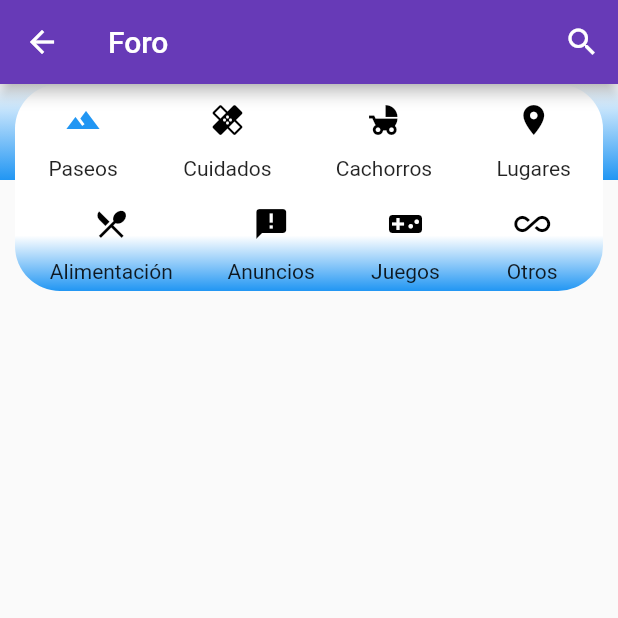
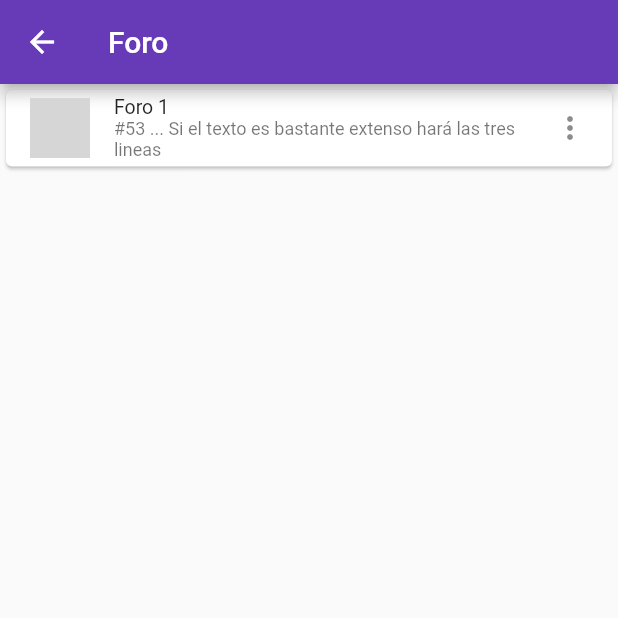
Before and after one commit to m60miguel/NewbiePets, a Flutter app: the ForumPage screen opened directly, on a phone screen of 412 x 824 dp, the top half of it. Run offline on Flutter 3.47's test engine with Material 2 defaults, Android fonts, the phone set to English and light mode, and no system bars; our stand-ins replace google_maps_flutter; network calls fail; grey boxes are pictures that could not be loaded.

Commit message:
Change Style Forum v1

```diff
--- a/newbiepets_flutter/lib/pages/forum.dart
+++ b/newbiepets_flutter/lib/pages/forum.dart
@@ -1,173 +1,42 @@
 import 'package:flutter/material.dart';
 
 class ForumPage extends StatefulWidget {
-  @override
-  _ForumPageState createState() => new _ForumPageState();
+  ForumPage({Key key}) : super(key: key);
+
+  ForumPageState createState() => ForumPageState();
 }
 
-class _ForumPageState extends State<ForumPage> {
-  /// Top Icons
-  var topCategoyIcons = new Container(
-    alignment: Alignment.center,
-    decoration: new BoxDecoration(
-        gradient: new LinearGradient(
-      colors: [Colors.white, Colors.blue],
-      begin: const FractionalOffset(0.0, 0.0),
-      end: const FractionalOffset(0.0, 1.0),
-      stops: [0.0, 1.0],
-      tileMode: TileMode.clamp,
-    )),
-    child: new Container(
-      alignment: Alignment.bottomCenter,
-      margin: const EdgeInsets.symmetric(
-        horizontal: 10.0,
-        vertical: 0.0,
-      ),
-      decoration: new BoxDecoration(
-        color: Colors.white,
-        // border: new Border.all(color: Colors.black, width: 1.0),
-        borderRadius: new BorderRadius.only(
-          topLeft: new Radius.circular(30.0),
-          topRight: new Radius.circular(30.0),
-        ),
-      ),
-      child: new Row(
-        mainAxisAlignment: MainAxisAlignment.spaceAround,
-        crossAxisAlignment: CrossAxisAlignment.center,
-        children: <Widget>[
-          new CategoryIcon(Icons.landscape, "Paseos", true),
-          new CategoryIcon(Icons.healing, "Cuidados", false),
-          new CategoryIcon(Icons.child_friendly, "Cachorros", false),
-          new CategoryIcon(Icons.place, "Lugares", false),
-        ],
-      ),
-    ),
-  );
-
-  var categoryMetric = new Container(
-    padding: const EdgeInsets.all(5.0),
-    margin: const EdgeInsets.fromLTRB(10.0, 0.0, 10.0, 15.0),
-    decoration: new BoxDecoration(
-      gradient: new LinearGradient(
-        colors: [Colors.white, Colors.blue],
-        begin: const FractionalOffset(0.0, 0.5),
-        end: const FractionalOffset(0.0, 1.0),
-        stops: [0.0, 1.0],
-        tileMode: TileMode.clamp,
-      ),
-      // border: new Border.all(color: Colors.black, width: 1.0),
-      borderRadius: new BorderRadius.only(
-        bottomLeft: new Radius.circular(30.0),
-        bottomRight: new Radius.circular(30.0),
-      ),
-    ),
-    child: new Row(
-      mainAxisAlignment: MainAxisAlignment.spaceAround,
-      crossAxisAlignment: CrossAxisAlignment.center,
-      children: <Widget>[
-        new CategoryIcon(Icons.restaurant_menu, "Alimentación", false),
-        new CategoryIcon(Icons.announcement, "Anuncios", false),
-        new CategoryIcon(Icons.videogame_asset, "Juegos", false),
-        new CategoryIcon(Icons.all_inclusive, "Otros", false),
-      ],
-    ),
-  );
-
-  static final listItemsData = [
-    new ListEntry("Forum 1", "test", "description 1", 54, 2, true),
-    new ListEntry("Forum 2", "test", "description 2", 154, 3, false),
-  ];
-  var listView = new ListView.builder(
-    itemBuilder: (BuildContext context, int index) =>
-        new EntryItem(listItemsData[index]),
-    itemCount: listItemsData.length,
-    scrollDirection: Axis.vertical,
-    shrinkWrap: true,
-  );
-
+class ForumPageState extends State<ForumPage> {
   @override
   Widget build(BuildContext context) {
     return new Scaffold(
-      appBar: new AppBar(
-        title: new Text("Foro"),
-        actions: <Widget>[
-          new IconButton(icon: new Icon(Icons.search), onPressed: () => {}),
-        ],
-      ),
-      body: new Container(
-        child: new Column(
-        children: <Widget>[topCategoyIcons, categoryMetric],
-        //children: <Widget>[topCategoyIcons, categoryMetric, listView],
+        appBar: AppBar(
+          title: Text("Foro"),
+          actions: <Widget>[],
         ),
-      ),
-    );
+        body: new Container(
+            alignment: Alignment.topCenter,
+            child: SingleChildScrollView(
+                child: Column(
+                    mainAxisAlignment: MainAxisAlignment.center,
+                    children: <Widget>[
+                  Card(
+                      child: ListTile(
+                    /*ListTile(
+               leading: CircleAvatar(
+               backgroundImage: NetworkImage(imageUrl),
+                    ),
+                    title: Text('Horse'),
+                  )
+                    leading: Icon(Icons.pets),*/
+                    leading: CircleAvatar(backgroundImage: NetworkImage('http://pngimg.com/uploads/cat/cat_PNG50485.png'),backgroundColor: Colors.transparent),
+                    title: new Text("Foro 1"),
+                    subtitle: new Text("#53 ... Si el texto es bastante extenso hará las tres lineas"),
+                    dense: true,
+                    trailing: Icon(Icons.more_vert),
+                    onTap: () => {},
+                    onLongPress: () => {},
+                  ))
+                ]))));
   }
 }
-
-class ListEntry {
-  final String title;
-  final String icon;
-  final String description;
-  final int views;
-  final int responses;
-  final bool answered;
-
-  ListEntry(this.title, this.icon, this.description, this.views, this.responses,
-      this.answered);
-}
-
-class CategoryIcon extends StatelessWidget {
-  const CategoryIcon(this.icon, this.iconText, this.selected);
-
-  final String iconText;
-  final IconData icon;
-  final bool selected;
-
-  @override
-  Widget build(BuildContext context) {
-    return new Container(
-      child: new Column(
-        children: <Widget>[
-          new IconButton(
-            icon: new Icon(icon),
-            onPressed: () => {},
-            color: selected == true ? Colors.blue : Colors.black,
-          ),
-          new Text(iconText)
-        ],
-      ),
-    );
-  }
-}
-
-class EntryItem extends StatelessWidget {
-  const EntryItem(this.entry);
-
-  final ListEntry entry;
-
-  @override
-  Widget build(BuildContext context) {
-    return new Container(
-      padding: const EdgeInsets.all(3.0),
-      margin: const EdgeInsets.symmetric(horizontal: 10.0, vertical: 3.0),
-      decoration: new BoxDecoration(
-        color: Colors.blue,
-        borderRadius: new BorderRadius.all(new Radius.circular(15.0)),
-      ),
-      child: new ListTile(
-        title: new Text(entry.title),
-        subtitle: new Text(entry.description),
-        leading: new Icon(Icons.dashboard, color: Colors.white),
-        trailing: new Row(
-          verticalDirection: VerticalDirection.up,
-          children: <Widget>[
-            new CategoryIcon(
-                Icons.remove_red_eye, entry.views.toString(), false),
-            new CategoryIcon(Icons.comment, entry.responses.toString(), false),
-          ],
-        ),
-        onTap: ()=>{},
-      ),
-    );
-  }
-}
--- a/newbiepets_flutter/lib/pages/login.dart
+++ b/newbiepets_flutter/lib/pages/login.dart
@@ -30,8 +30,10 @@ class LoginPageState extends State<LoginPage>
           title: Text("Iniciar Sesión"),
           actions: <Widget>[],
         ),
-      body: new Stack(fit: StackFit.expand, children: <Widget>[
-        new Column(
+        body: new Container(
+          alignment: Alignment.center,
+          child: SingleChildScrollView(
+              child: Column(
             mainAxisAlignment: MainAxisAlignment.center,
             children: <Widget>[
               new FlutterLogo(
@@ -44,7 +46,8 @@ class LoginPageState extends State<LoginPage>
                     crossAxisAlignment: CrossAxisAlignment.center,
                     children: <Widget>[
                       new TextFormField(
-                      decoration: new InputDecoration(hintText: "Correo electrónico"),
+                        decoration:
+                            new InputDecoration(hintText: "Correo electrónico"),
                         keyboardType: TextInputType.emailAddress,
                       ),
                       new TextFormField(
@@ -94,8 +97,7 @@ class LoginPageState extends State<LoginPage>
                 ),
               )
             ],
-        )
-      ]),
-    );
+          )),
+        ));
   }
 }
```
Also changed, not shown: newbiepets_flutter/pubspec.lock, 1 other file. Lines whose indentation alone changed are shown as unchanged.
